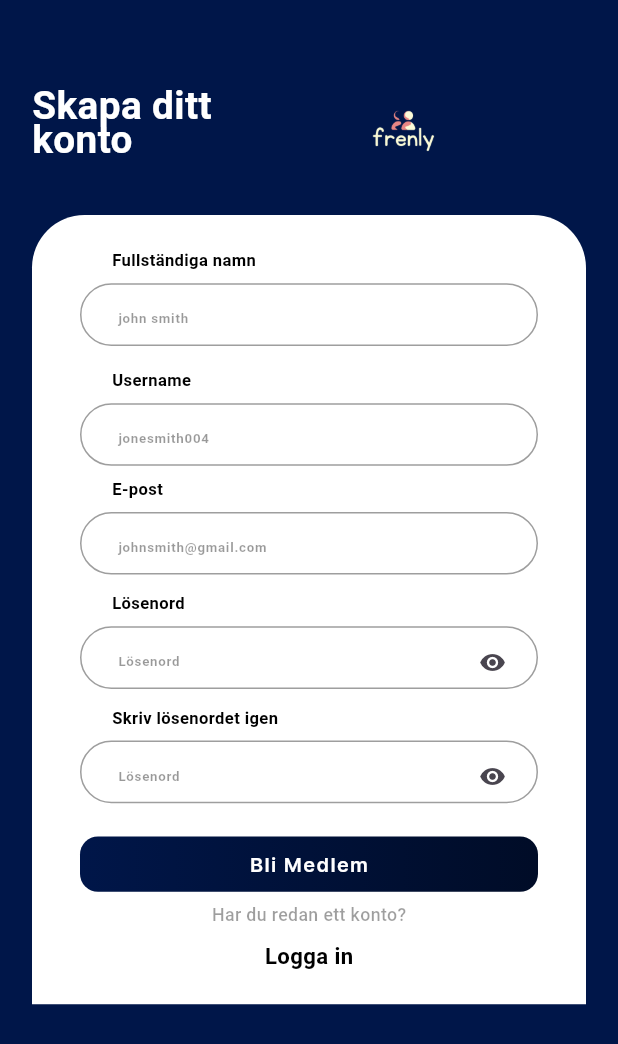
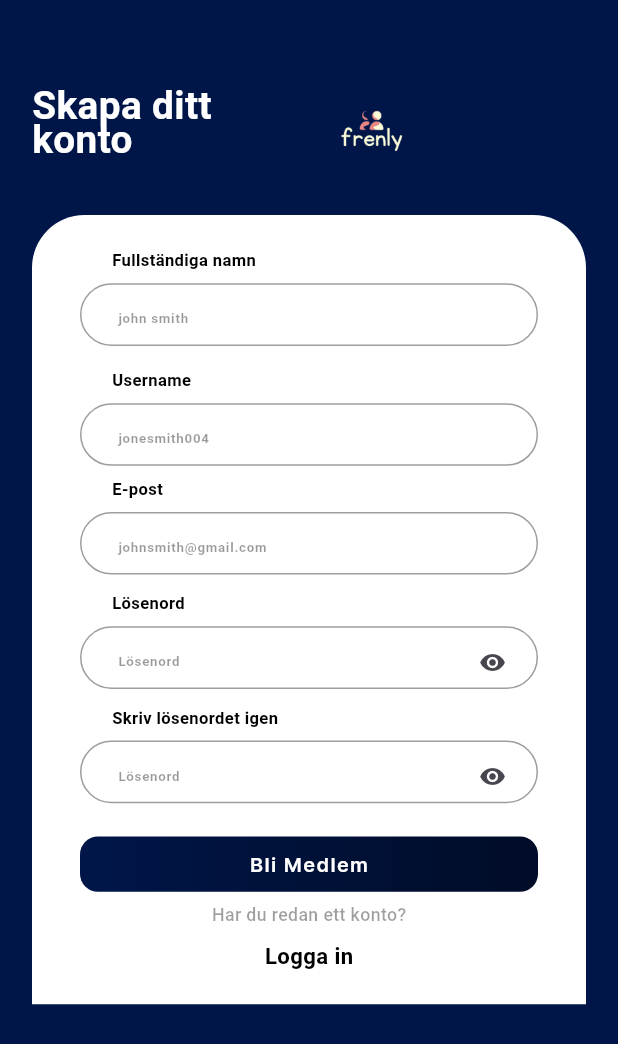
Before and after one commit to mobilectinfotech/frenly_app, a Flutter app: the SignUpScreen screen opened directly, on a phone screen of 412 x 824 dp. Shown: the top 1044 px of the screen. Run offline on Flutter 3.47's test engine with Material 3 defaults, Android fonts, the phone set to English and light mode, and no system bars; our stand-ins replace cached_network_image, camera, dio, firebase_core, firebase_crashlytics, firebase_messaging and 19 more; missing offline and left inert: circular_menu, dart:ffi; accounts and stored records are empty; project files that could hold a hidden picture were left out.

Commit message:
8 july  update code morning spacer remove form login

```diff
--- a/lib/presentation/auth/signup_screen/signup_screen.dart
+++ b/lib/presentation/auth/signup_screen/signup_screen.dart
@@ -42,7 +42,6 @@ class _SignUpScreenState extends State<SignUpScreen> {
           child: Form(
             key: _formKeyLogin,
             child: ListView(
-
                 children: [
                   SizedBox(height: 80.ah),
                   Padding(
@@ -60,7 +59,7 @@ class _SignUpScreenState extends State<SignUpScreen> {
                               fontSize: 35.fSize,
                               height: 1.2.ah),
                         ),
-                        Spacer(),
+                       // Spacer(),
                         Container(
                           height: 74.ah,
                           width: 74.aw,
@@ -71,7 +70,7 @@ class _SignUpScreenState extends State<SignUpScreen> {
                       ],
                     ),
                   ),
-                  const Spacer(),
+                //  const Spacer(),
                   SizedBox(height: 40.ah),
                   Padding(
                     padding: EdgeInsets.only(left: 10.h, right: 10.h),
```
